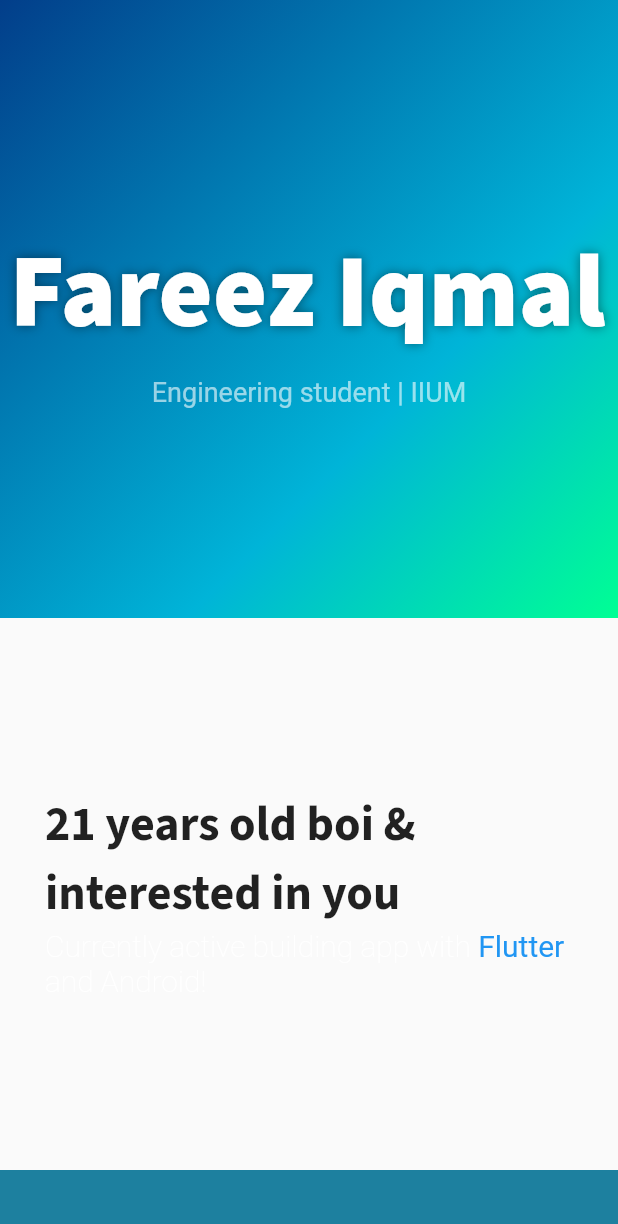
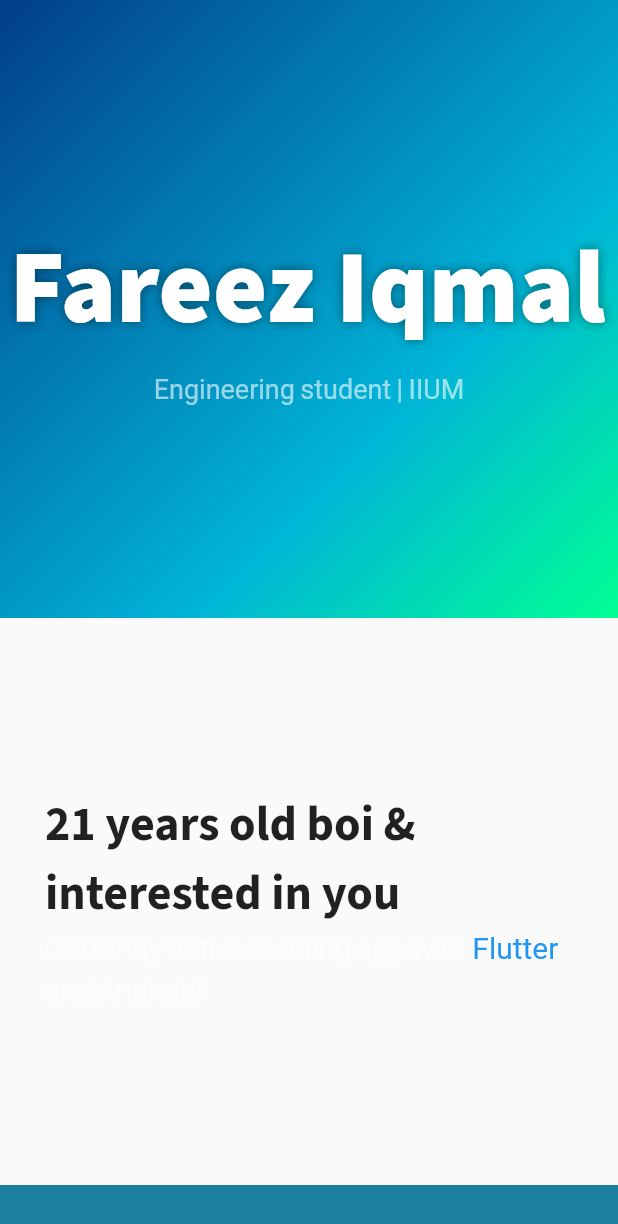
Before and after one commit to iqfareez/iqfareez_portfolio_flutter, a Flutter app: the screen it shows after launch, on a phone screen of 412 x 824 dp. Shown: the top 1224 px of the screen. Run offline on Flutter 3.47's test engine with Material 2 defaults, Android fonts, the phone set to English and light mode, and no system bars; drawn by our look-alikes of animated_text_kit; our stand-ins replace font_awesome_flutter, google_fonts; missing offline and left inert: tap_builder.

Commit message:
:rocket: Release 1.0.8+6

```diff
--- a/lib/main.dart
+++ b/lib/main.dart
@@ -10,8 +10,9 @@ class MyApp extends StatelessWidget {
     return MaterialApp(
       title: 'Iqfareez\'s Portfolio',
       theme: ThemeData(
-          primarySwatch: Colors.teal,
-          textTheme: GoogleFonts.sourceSansProTextTheme()),
+        primarySwatch: Colors.teal,
+        fontFamily: GoogleFonts.sourceSansPro().fontFamily,
+      ),
       home: MyHomePage(),
     );
   }
--- a/pubspec.yaml
+++ b/pubspec.yaml
@@ -5,7 +5,7 @@ description: A new Flutter project.
 # pub.dev using `pub publish`. This is preferred for private packages.
 publish_to: "none" # Remove this line if you wish to publish to pub.dev
 
-version: 1.0.5+5
+version: 1.0.8+6
 
 environment:
   sdk: ">=2.12.0 <3.0.0"
```
